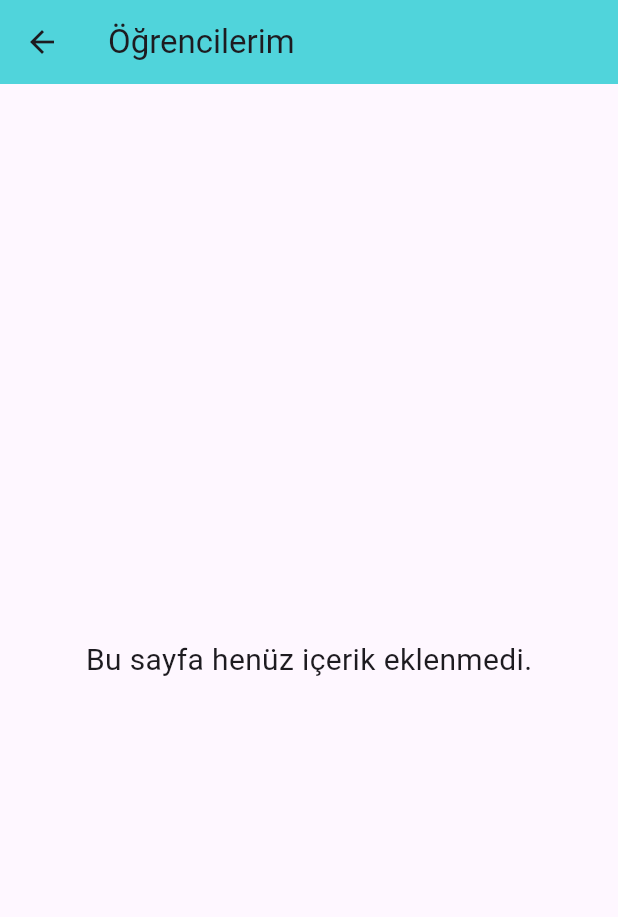
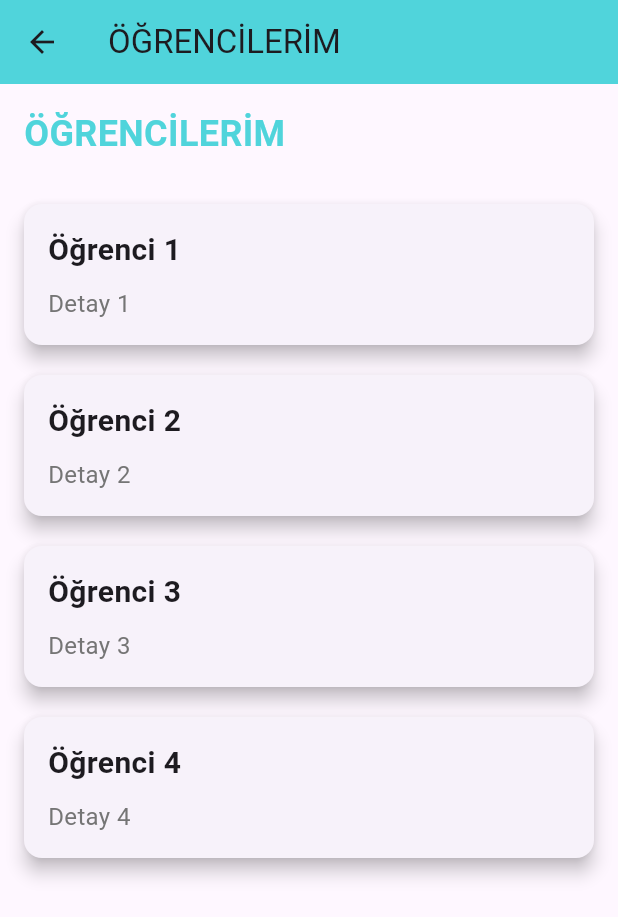
Before and after one commit to cansuyildirimmm/Smart-Edu, a Flutter app: the TMyStudentss screen opened directly, on a phone screen of 412 x 824 dp. Shown: the top 917 px of the screen. Run offline on Flutter 3.47's test engine with Material 3 defaults, Android fonts, the phone set to English and light mode, and no system bars; our stand-ins replace curved_navigation_bar.

Commit message:
Yaptığınız değişiklikleri açıklayan bir mesaj

```diff
--- a/lib/screens/TMyStudentss.dart
+++ b/lib/screens/TMyStudentss.dart
@@ -1,17 +1,76 @@
 import 'package:flutter/material.dart';
 
+// TMyStudentss Ekranı
 class TMyStudentss extends StatelessWidget {
   @override
   Widget build(BuildContext context) {
     return Scaffold(
       appBar: AppBar(
-        title: Text('Öğrencilerim'),
+        title: Text("ÖĞRENCİLERİM"),
         backgroundColor: Color(0xFF50D4DB),
       ),
-      body: Center(
-        child: Text(
-          'Bu sayfa henüz içerik eklenmedi.',
-          style: TextStyle(fontSize: 20),
+      body: Padding(
+        padding: const EdgeInsets.all(16.0),
+        child: Column(
+          crossAxisAlignment: CrossAxisAlignment.start,
+          children: [
+            // Başlık
+            Text(
+              "ÖĞRENCİLERİM",
+              style: TextStyle(
+                fontSize: 24,
+                fontWeight: FontWeight.bold,
+                color: Color(0xFF50D4DB),
+              ),
+            ),
+            SizedBox(height: 20),
+
+            // Öğrenci kutuları
+            Expanded(
+              child: ListView(
+                children: [
+                  _buildStudentCard("Öğrenci 1", "Detay 1"),
+                  _buildStudentCard("Öğrenci 2", "Detay 2"),
+                  _buildStudentCard("Öğrenci 3", "Detay 3"),
+                  _buildStudentCard("Öğrenci 4", "Detay 4"),
+                ],
+              ),
+            ),
+          ],
+        ),
+      ),
+    );
+  }
+
+  // Öğrenci kutusu widget'ı
+  Widget _buildStudentCard(String studentName, String details) {
+    return Card(
+      margin: EdgeInsets.symmetric(vertical: 10),
+      shape: RoundedRectangleBorder(
+        borderRadius: BorderRadius.circular(12),
+      ),
+      elevation: 5,
+      child: Padding(
+        padding: const EdgeInsets.all(16.0),
+        child: Column(
+          crossAxisAlignment: CrossAxisAlignment.start,
+          children: [
+            Text(
+              studentName,
+              style: TextStyle(
+                fontSize: 20,
+                fontWeight: FontWeight.bold,
+              ),
+            ),
+            SizedBox(height: 10),
+            Text(
+              details,
+              style: TextStyle(
+                fontSize: 16,
+                color: Colors.grey[600],
+              ),
+            ),
+          ],
         ),
       ),
     );
```
